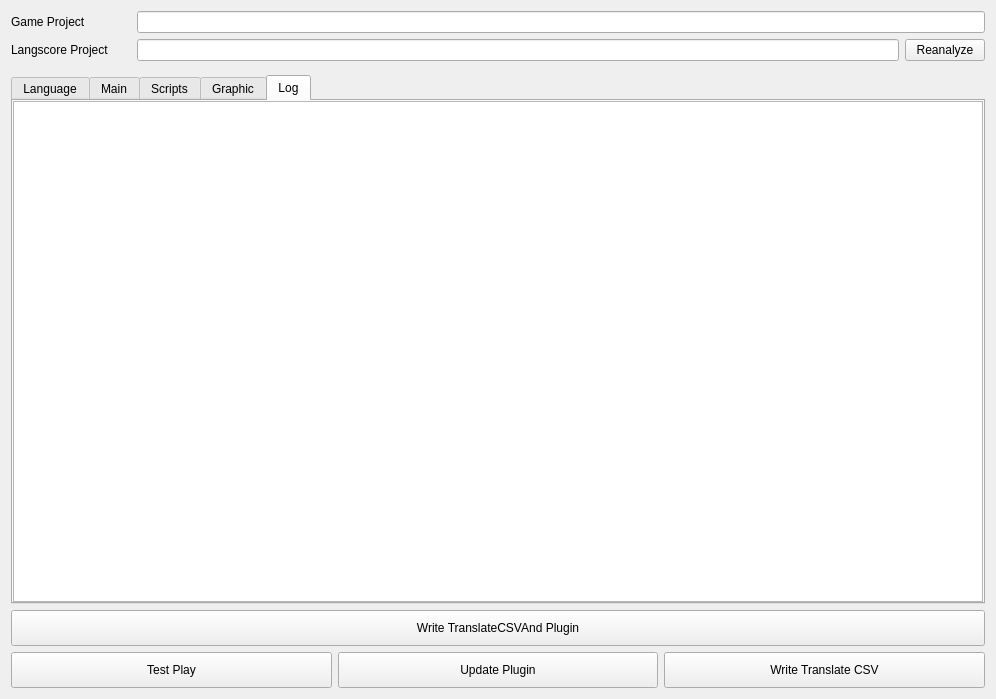
Qt form src/ui/WriteModeComponent.ui (MUkoutyan/langscore-app) before a commit.
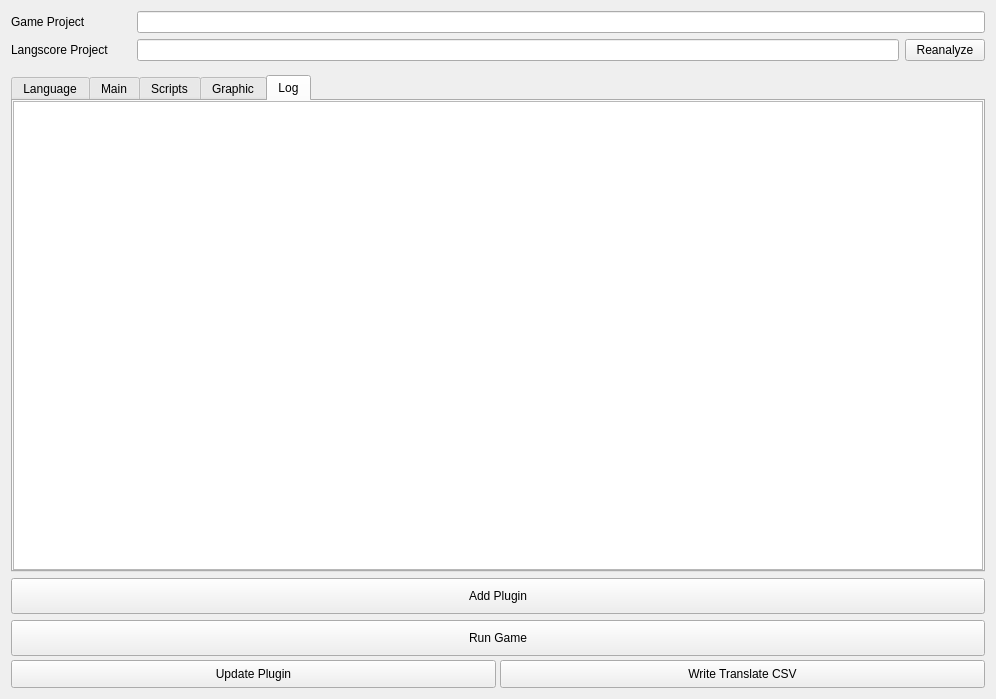
The same form after that commit. Icons and pictures are not drawn. Custom widgets are drawn as their Qt base class.

What changed in the file:
```diff
--- a/src/ui/WriteModeComponent.ui
+++ b/src/ui/WriteModeComponent.ui
@@ -260,22 +260,52 @@
       </size>
      </property>
      <property name="text">
-      <string>Write TranslateCSVAnd Plugin</string>
+      <string>Add Plugin</string>
      </property>
     </widget>
    </item>
+   <item>
+    <widget class="QWidget" name="exportButtonsWidget" native="true">
+     <layout class="QVBoxLayout" name="exportButtonsLayout">
+      <property name="spacing">
+       <number>4</number>
+      </property>
+      <property name="leftMargin">
+       <number>0</number>
+      </property>
+      <property name="topMargin">
+       <number>0</number>
+      </property>
+      <property name="rightMargin">
+       <number>0</number>
+      </property>
+      <property name="bottomMargin">
+       <number>0</number>
+      </property>
    <item>
     <layout class="QHBoxLayout" name="horizontalLayout_5">
      <item>
       <widget class="QPushButton" name="testPlayButton">
        <property name="sizePolicy">
-        <sizepolicy hsizetype="Minimum" vsizetype="Expanding">
+           <sizepolicy hsizetype="Minimum" vsizetype="Fixed">
          <horstretch>0</horstretch>
          <verstretch>0</verstretch>
         </sizepolicy>
        </property>
+          <property name="minimumSize">
+           <size>
+            <width>0</width>
+            <height>36</height>
+           </size>
+          </property>
+          <property name="maximumSize">
+           <size>
+            <width>16777215</width>
+            <height>36</height>
+           </size>
+          </property>
        <property name="text">
-        <string>Test Play</string>
+           <string>Run Game</string>
        </property>
        <property name="icon">
         <iconset resource="../../resources.qrc">
@@ -283,14 +313,30 @@
        </property>
       </widget>
      </item>
+       </layout>
+      </item>
+      <item>
+       <layout class="QHBoxLayout" name="horizontalLayout_6">
      <item>
       <widget class="QPushButton" name="updatePluginButton">
        <property name="sizePolicy">
-        <sizepolicy hsizetype="Minimum" vsizetype="Expanding">
+           <sizepolicy hsizetype="Minimum" vsizetype="Fixed">
          <horstretch>0</horstretch>
          <verstretch>0</verstretch>
         </sizepolicy>
        </property>
+          <property name="minimumSize">
+           <size>
+            <width>0</width>
+            <height>28</height>
+           </size>
+          </property>
+          <property name="maximumSize">
+           <size>
+            <width>16777215</width>
+            <height>28</height>
+           </size>
+          </property>
        <property name="text">
         <string>Update Plugin</string>
        </property>
@@ -299,7 +345,7 @@
      <item>
       <widget class="QPushButton" name="writeButton">
        <property name="sizePolicy">
-        <sizepolicy hsizetype="Minimum" vsizetype="Expanding">
+           <sizepolicy hsizetype="Minimum" vsizetype="Fixed">
          <horstretch>0</horstretch>
          <verstretch>0</verstretch>
         </sizepolicy>
@@ -307,13 +353,13 @@
        <property name="minimumSize">
         <size>
          <width>0</width>
-         <height>36</height>
+            <height>28</height>
         </size>
        </property>
        <property name="maximumSize">
         <size>
          <width>16777215</width>
-         <height>16777215</height>
+            <height>28</height>
         </size>
        </property>
        <property name="text">
@@ -322,6 +368,9 @@
       </widget>
      </item>
     </layout>
+      </item>
+     </layout>
+    </widget>
    </item>
   </layout>
  </widget>
```
Left out of the diff: 2 changed lines with no effect on the pictures. Lines whose indentation alone changed are shown as unchanged.
